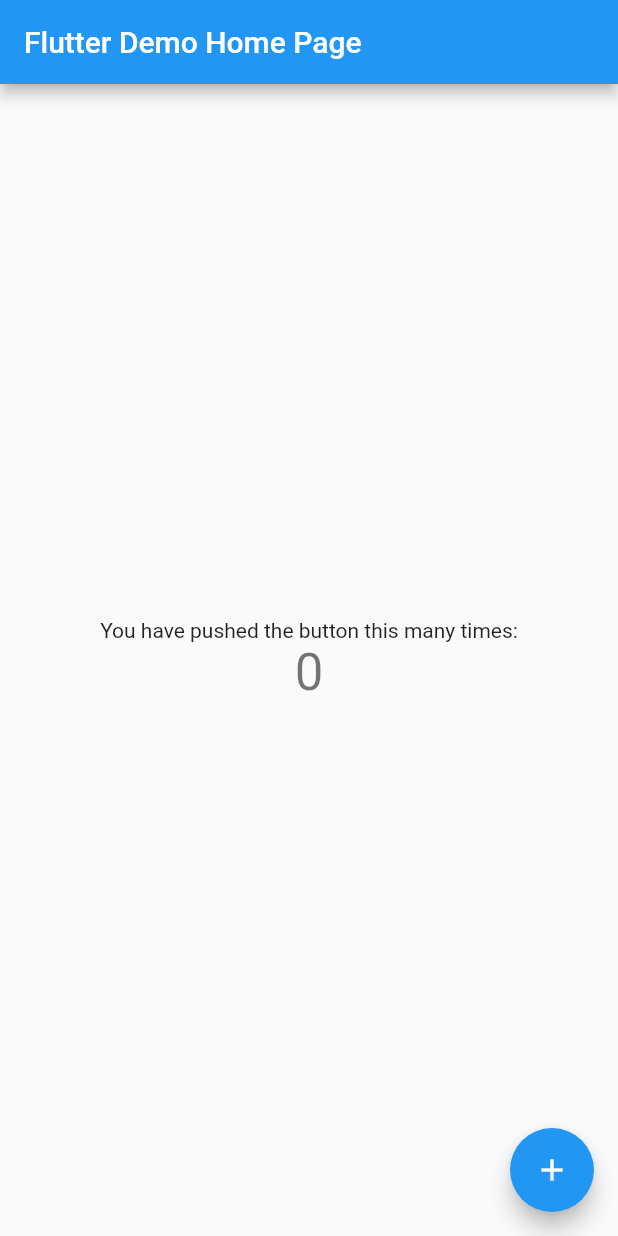
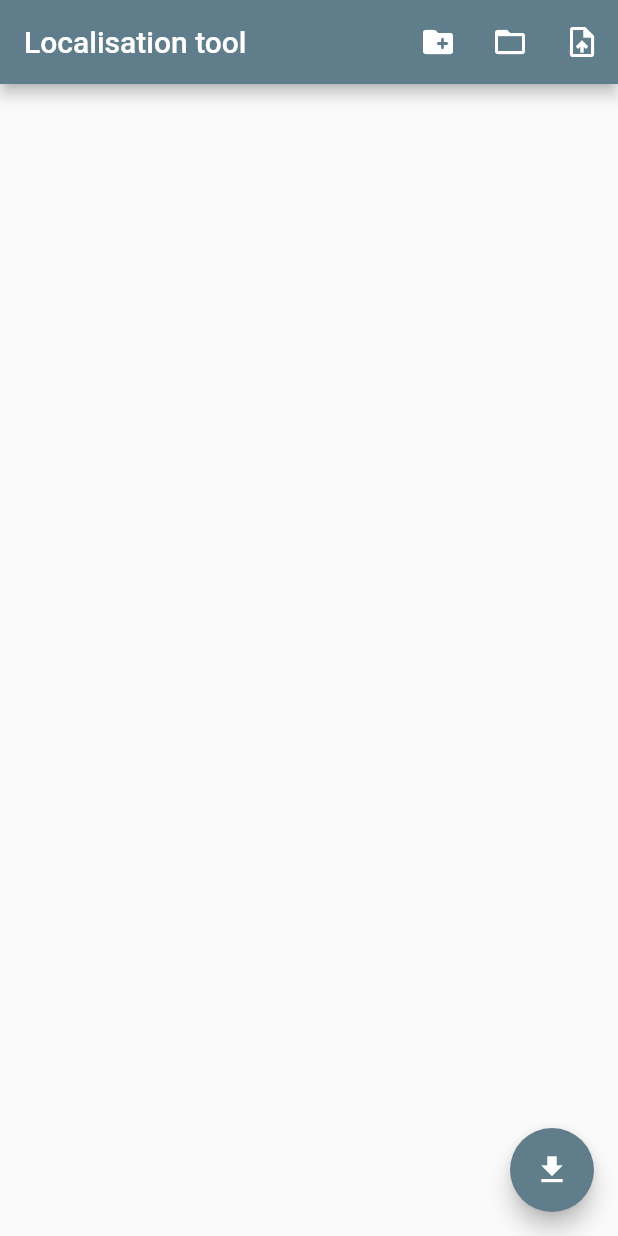
Before and after one commit to davetao/DDLocalise, a Flutter app: the screen it shows after launch, on a phone screen of 412 x 824 dp. Run offline on Flutter 3.47's test engine with Material 2 defaults, Android fonts, the phone set to English and light mode, and no system bars.

Commit message:
remove comments

```diff
--- a/lib/main.dart
+++ b/lib/main.dart
@@ -9,104 +9,52 @@ class MyApp extends StatelessWidget {
   @override
   Widget build(BuildContext context) {
     return MaterialApp(
-      title: 'Flutter Demo',
+      title: 'Localisation tool',
+      debugShowCheckedModeBanner: false,
       theme: ThemeData(
-        // This is the theme of your application.
-        //
-        // Try running your application with "flutter run". You'll see the
-        // application has a blue toolbar. Then, without quitting the app, try
-        // changing the primarySwatch below to Colors.green and then invoke
-        // "hot reload" (press "r" in the console where you ran "flutter run",
-        // or simply save your changes to "hot reload" in a Flutter IDE).
-        // Notice that the counter didn't reset back to zero; the application
-        // is not restarted.
-        primarySwatch: Colors.blue,
+        primarySwatch: Colors.blueGrey,
       ),
-      home: MyHomePage(title: 'Flutter Demo Home Page'),
+      home: MyHomePage(title: 'Localisation tool'),
     );
   }
 }
 
 class MyHomePage extends StatefulWidget {
   MyHomePage({Key? key, required this.title}) : super(key: key);
-
-  // This widget is the home page of your application. It is stateful, meaning
-  // that it has a State object (defined below) that contains fields that affect
-  // how it looks.
-
-  // This class is the configuration for the state. It holds the values (in this
-  // case the title) provided by the parent (in this case the App widget) and
-  // used by the build method of the State. Fields in a Widget subclass are
-  // always marked "final".
-
   final String title;
-
   @override
   _MyHomePageState createState() => _MyHomePageState();
 }
 
 class _MyHomePageState extends State<MyHomePage> {
-  int _counter = 0;
 
   void _incrementCounter() {
-    setState(() {
-      // This call to setState tells the Flutter framework that something has
-      // changed in this State, which causes it to rerun the build method below
-      // so that the display can reflect the updated values. If we changed
-      // _counter without calling setState(), then the build method would not be
-      // called again, and so nothing would appear to happen.
-      _counter++;
-    });
+    setState(() {});
   }
 
   @override
   Widget build(BuildContext context) {
-    // This method is rerun every time setState is called, for instance as done
-    // by the _incrementCounter method above.
-    //
-    // The Flutter framework has been optimized to make rerunning build methods
-    // fast, so that you can just rebuild anything that needs updating rather
-    // than having to individually change instances of widgets.
     return Scaffold(
       appBar: AppBar(
-        // Here we take the value from the MyHomePage object that was created by
-        // the App.build method, and use it to set our appbar title.
         title: Text(widget.title),
+        centerTitle: false,
+        actions: [
+          IconButton(onPressed: () {}, tooltip:"Create new", icon: const Icon(Icons.create_new_folder_rounded)),
+          IconButton(onPressed: () {}, tooltip:"Open existing", icon: const Icon(Icons.folder_open_outlined)),
+          IconButton(onPressed: () {}, tooltip:"Import file", icon: const Icon(Icons.upload_file)),
+        ],
       ),
       body: Center(
-        // Center is a layout widget. It takes a single child and positions it
-        // in the middle of the parent.
         child: Column(
-          // Column is also a layout widget. It takes a list of children and
-          // arranges them vertically. By default, it sizes itself to fit its
-          // children horizontally, and tries to be as tall as its parent.
-          //
-          // Invoke "debug painting" (press "p" in the console, choose the
-          // "Toggle Debug Paint" action from the Flutter Inspector in Android
-          // Studio, or the "Toggle Debug Paint" command in Visual Studio Code)
-          // to see the wireframe for each widget.
-          //
-          // Column has various properties to control how it sizes itself and
-          // how it positions its children. Here we use mainAxisAlignment to
-          // center the children vertically; the main axis here is the vertical
-          // axis because Columns are vertical (the cross axis would be
-          // horizontal).
-          mainAxisAlignment: MainAxisAlignment.center,
           children: <Widget>[
-            Text(
-              'You have pushed the button this many times:',
-            ),
-            Text(
-              '$_counter',
-              style: Theme.of(context).textTheme.headline4,
-            ),
+
           ],
         ),
       ),
       floatingActionButton: FloatingActionButton(
         onPressed: _incrementCounter,
-        tooltip: 'Increment',
-        child: Icon(Icons.add),
+        tooltip: 'Export',
+        child: Icon(Icons.file_download_sharp),
       ), // This trailing comma makes auto-formatting nicer for build methods.
     );
   }
```
